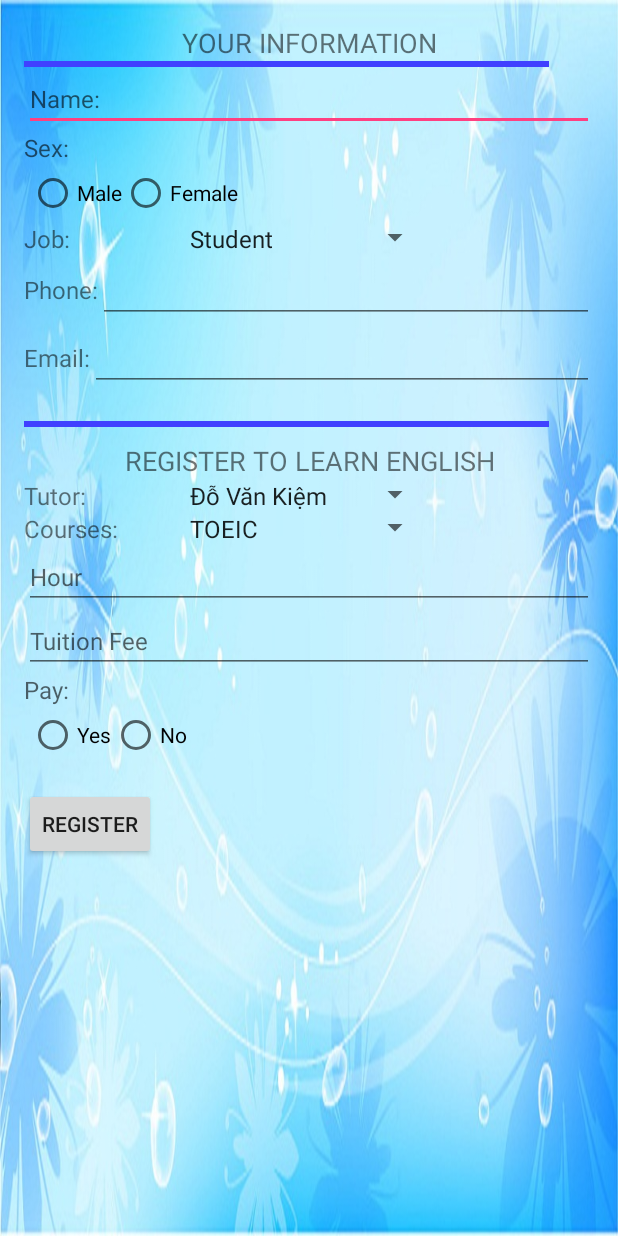
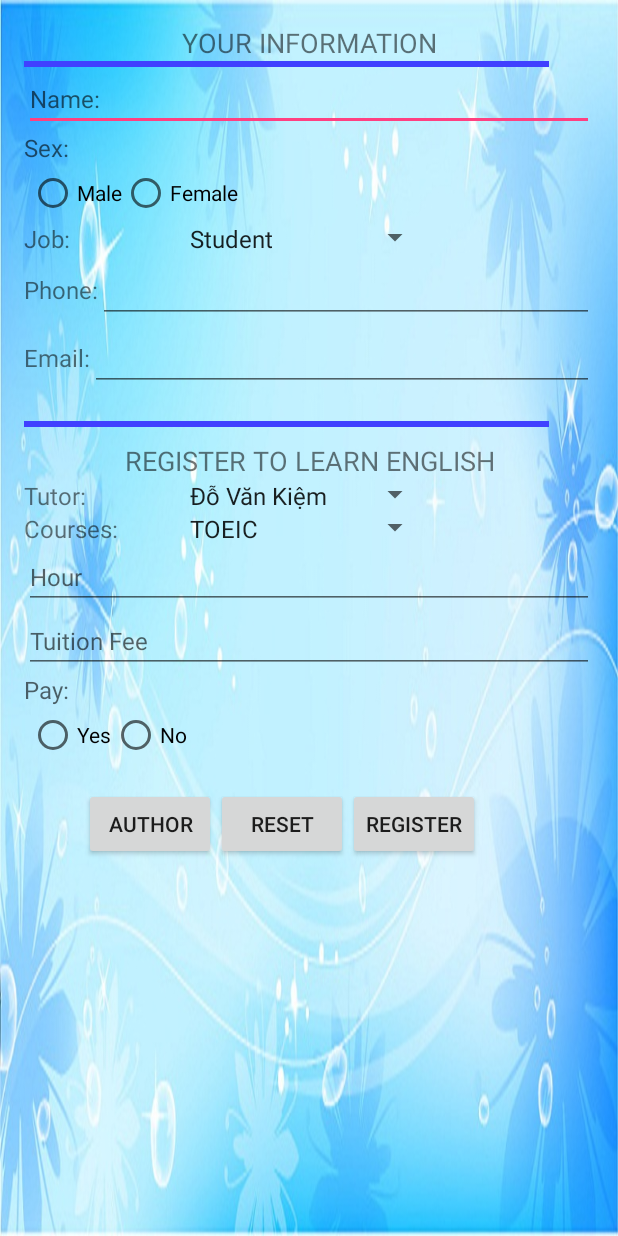
Before and after one commit to trantrungnt/Final_Project, an Android app: the screen it shows after launch (MainActivity), on a phone screen of 412 x 824 dp. Run offline under Robolectric (Android 15) with nearby library versions, the phone set to English and light mode, and no system bars.

Commit message:
add Author button and Reset button in UI Register to learn English

```diff
--- a/Final-Project/app/src/main/java/academy/android/vietnam/trungnt/learningenglish/MainActivity.java
+++ b/Final-Project/app/src/main/java/academy/android/vietnam/trungnt/learningenglish/MainActivity.java
@@ -169,7 +169,7 @@ public class MainActivity extends AppCompatActivity {
                     Intent intent = new Intent(Intent.ACTION_SENDTO);
                     intent.setData(Uri.parse("mailto:antoree@gmail.com")); // only email apps should handle this
                     intent.putExtra(Intent.EXTRA_SUBJECT,
-                            getString(R.string.order_summary_email_subject));
+                            getString(R.string.register_summary_email_subject));
                     intent.putExtra(Intent.EXTRA_TEXT, message);
 
                     if (intent.resolveActivity(getPackageManager()) != null) {
--- a/Final-Project/app/src/main/res/layout/activity_main.xml
+++ b/Final-Project/app/src/main/res/layout/activity_main.xml
@@ -213,13 +213,31 @@
                 android:text="@string/label_no" />
         </RadioGroup>
 
+        <LinearLayout
+            android:orientation="horizontal"
+            android:layout_width="match_parent"
+            android:layout_height="match_parent">
 
+            <Button
+                android:id="@+id/btnAuthor"
+                android:layout_width="wrap_content"
+                android:layout_height="wrap_content"
+                android:layout_marginTop="16dp"
+                android:layout_marginLeft="40dp"
+                android:text="@string/label_author" />
+            <Button
+                android:id="@+id/btnReset"
+                android:layout_width="wrap_content"
+                android:layout_height="wrap_content"
+                android:layout_marginTop="16dp"
+                android:text="@string/label_reset" />
+            <Button
+                android:id="@+id/btnRegister"
+                android:layout_width="wrap_content"
+                android:layout_height="wrap_content"
+                android:layout_marginTop="16dp"
+                android:text="@string/label_register" />
+        </LinearLayout>
 
-        <Button
-            android:id="@+id/btnRegister"
-            android:layout_width="wrap_content"
-            android:layout_height="wrap_content"
-            android:layout_marginTop="16dp"
-            android:text="@string/label_register" />
     </LinearLayout>
 </ScrollView>
--- a/Final-Project/app/src/main/res/values/strings.xml
+++ b/Final-Project/app/src/main/res/values/strings.xml
@@ -43,5 +43,7 @@
         <item>Speak</item>
     </string-array>
     <string name="information">I need to learn English at Antoree</string>
-    <string name="order_summary_email_subject">Registration: Learning English at Antoree</string>
+    <string name="register_summary_email_subject">Registration: Learning English at Antoree</string>
+    <string name="label_author">AUTHOR</string>
+    <string name="label_reset">RESET</string>
 </resources>
```
Also changed, not shown: 1 other file.
